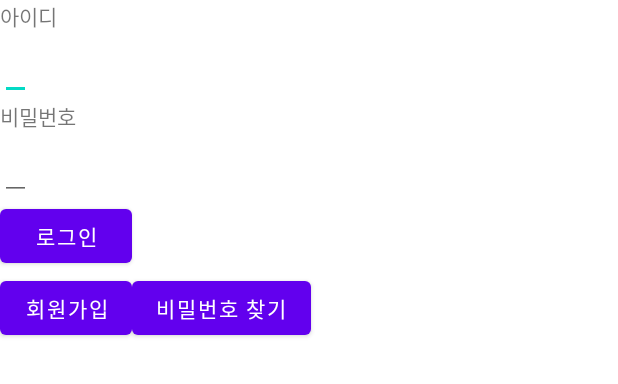
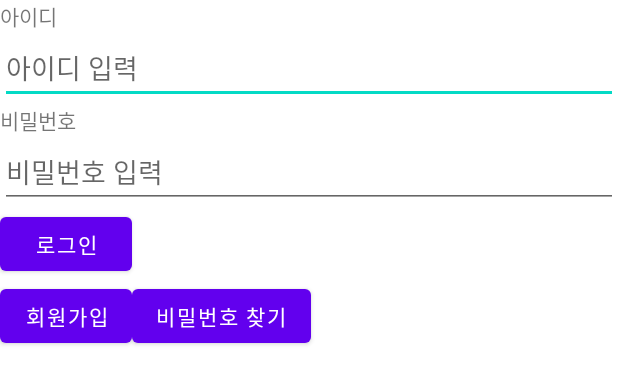
Before and after one commit to Lyne121/WITHME, an Android app: the layout activity_main_login.xml on its own in the app's theme, with its tools: preview values and no code run, on a phone screen of 412 x 824 dp. Shown: the top 384 px of the screen. Run offline under Robolectric (Android 15) with nearby library versions, the phone set to English and light mode, and no system bars.

Commit message:
ID/PW 버튼

```diff
--- a/app/src/main/java/com/practicejw/withme/main_login_activity.kt
+++ b/app/src/main/java/com/practicejw/withme/MainLoginActivity.kt
@@ -10,6 +10,16 @@ class MainLoginActivity : AppCompatActivity() {
         super.onCreate(savedInstanceState)
         setContentView(R.layout.activity_main_login)
 
+        btnLogin.setOnClickListener {
+
+//            입력한 id/pw 변수에 저장
+            val inputId = edtId.text.toString()
+            val InputPw = edtPw.text.toString()
+
+//          서버에 로그인 요청
+
+        }
+
         btnJoin.setOnClickListener {
             val intent = Intent(this, joinFirstActivity::class.java)
             startActivity(intent)
--- a/app/src/main/res/layout/activity_main_login.xml
+++ b/app/src/main/res/layout/activity_main_login.xml
@@ -5,7 +5,7 @@
     android:layout_width="match_parent"
     android:layout_height="match_parent"
     android:orientation="vertical"
-    tools:context=".main_login_activity">
+    tools:context=".MainLoginActivity">
 
     <TextView
         android:layout_width="wrap_content"
@@ -13,7 +13,10 @@
         android:text="아이디" />
 
     <EditText
-        android:layout_width="wrap_content"
+        android:id="@+id/edtId"
+        android:layout_width="match_parent"
+        android:hint="아이디 입력"
+        android:inputType="textEmailAddress"
         android:layout_height="wrap_content" />
 
 
@@ -23,11 +26,15 @@
         android:text="비밀번호" />
 
     <EditText
-        android:layout_width="wrap_content"
+        android:id="@+id/edtPw"
+        android:layout_width="match_parent"
+        android:hint="비밀번호 입력"
+        android:inputType="textPassword"
         android:layout_height="wrap_content" />
 
 
     <Button
+        android:id="@+id/btnLogin"
         android:layout_width="wrap_content"
         android:layout_height="wrap_content"
         android:text="로그인" />
```
